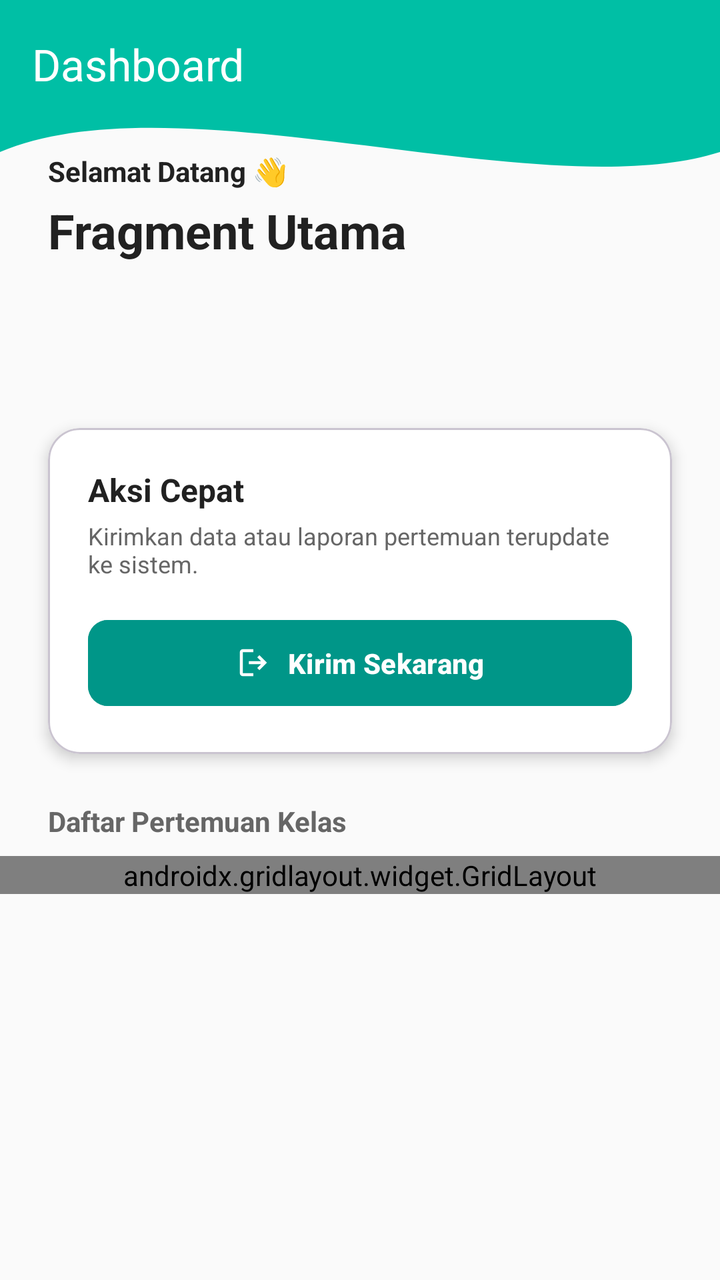
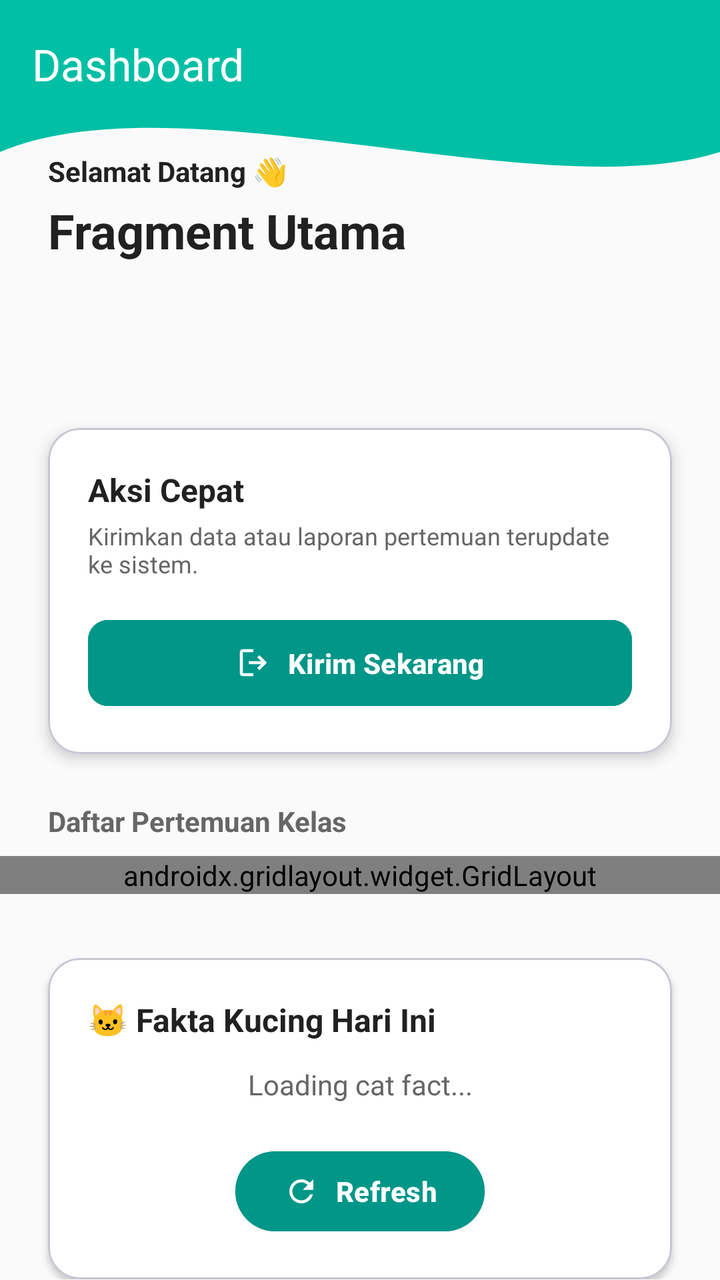

The first picture is an Android layout as it rendered before a commit; the second is the same layout after the commit. The layout source and the unified diff follow.
<!-- AndroidManifest.xml: application theme Theme.AndesiaApps -->
<!-- res/layout/fragment_home.xml -->
<?xml version="1.0" encoding="utf-8"?>
<androidx.constraintlayout.widget.ConstraintLayout
    xmlns:android="http://schemas.android.com/apk/res/android"
    xmlns:app="http://schemas.android.com/apk/res-auto"
    xmlns:tools="http://schemas.android.com/tools"
    android:id="@+id/main"
    android:layout_width="match_parent"
    android:layout_height="match_parent"
    android:background="@color/backgroundColor"
    tools:context=".Home.HomeFragment">

    <View
        android:id="@+id/background_header"
        android:layout_width="0dp"
        android:layout_height="190dp"
        android:background="@drawable/bg_header_wave"
        app:layout_constraintEnd_toEndOf="parent"
        app:layout_constraintStart_toStartOf="parent"
        app:layout_constraintTop_toTopOf="parent"/>

    <androidx.appcompat.widget.Toolbar
        android:id="@+id/toolbar"
        android:layout_width="0dp"
        android:layout_height="?attr/actionBarSize"
        android:background="@android:color/transparent"
        app:layout_constraintEnd_toEndOf="parent"
        app:layout_constraintStart_toStartOf="parent"
        app:layout_constraintTop_toTopOf="parent"
        app:title="Dashboard"
        app:titleTextColor="@color/white" />

    <LinearLayout
        android:id="@+id/headerTextContainer"
        android:layout_width="0dp"
        android:layout_height="wrap_content"
        android:orientation="vertical"
        android:layout_marginHorizontal="24dp"
        android:layout_marginTop="12dp"
        app:layout_constraintTop_toBottomOf="@id/toolbar"
        app:layout_constraintStart_toStartOf="parent"
        app:layout_constraintEnd_toEndOf="parent">

        <TextView
            android:id="@+id/tvWelcome"
            android:layout_width="wrap_content"
            android:layout_height="wrap_content"
            android:text="Selamat Datang 👋"
            android:textColor="@color/black_auth"
            android:textStyle="bold"
            android:textSize="14sp" />

        <TextView
            android:id="@+id/tvHome"
            android:layout_width="wrap_content"
            android:layout_height="wrap_content"
            android:layout_marginTop="4dp"
            android:fontFamily="sans-serif-bold"
            android:text="Fragment Utama"
            android:textColor="@color/black_auth"
            android:textSize="24sp"
            android:textStyle="bold" />
    </LinearLayout>

    <androidx.core.widget.NestedScrollView
        android:layout_width="0dp"
        android:layout_height="0dp"
        android:fillViewport="true"
        android:layout_marginTop="16dp"
        app:layout_constraintBottom_toBottomOf="parent"
        app:layout_constraintEnd_toEndOf="parent"
        app:layout_constraintStart_toStartOf="parent"
        app:layout_constraintTop_toBottomOf="@+id/background_header">

        <LinearLayout
            android:layout_width="match_parent"
            android:layout_height="wrap_content"
            android:orientation="vertical"
            android:paddingBottom="24dp">

            <com.google.android.material.card.MaterialCardView
                android:layout_width="match_parent"
                android:layout_height="wrap_content"
                android:layout_marginHorizontal="24dp"
                android:layout_marginVertical="8dp"
                app:cardCornerRadius="16dp"
                app:cardElevation="4dp"
                app:cardBackgroundColor="@color/surfaceColor">

                <LinearLayout
                    android:layout_width="match_parent"
                    android:layout_height="wrap_content"
                    android:orientation="vertical"
                    android:padding="20dp">

                    <TextView
                        android:layout_width="wrap_content"
                        android:layout_height="wrap_content"
                        android:text="Aksi Cepat"
                        android:textSize="16sp"
                        android:textStyle="bold"
                        android:textColor="@color/textPrimary" />

                    <TextView
                        android:layout_width="wrap_content"
                        android:layout_height="wrap_content"
                        android:layout_marginTop="4dp"
                        android:text="Kirimkan data atau laporan pertemuan terupdate ke sistem."
                        android:textSize="12sp"
                        android:textColor="@color/textSecondary" />

                    <com.google.android.material.button.MaterialButton
                        android:id="@+id/button"
                        android:layout_width="match_parent"
                        android:layout_height="wrap_content"
                        android:layout_marginTop="16dp"
                        android:paddingVertical="12dp"
                        android:text="Kirim Sekarang"
                        android:textSize="14sp"
                        android:textStyle="bold"
                        android:backgroundTint="@color/warna_btn"
                        android:textColor="@color/white"
                        app:cornerRadius="10dp"
                        app:icon="@drawable/ic_login"
                        app:iconGravity="textStart"
                        app:iconPadding="8dp"
                        app:iconTint="@color/white" />
                </LinearLayout>
            </com.google.android.material.card.MaterialCardView>

            <TextView
                android:layout_width="wrap_content"
                android:layout_height="wrap_content"
                android:layout_marginHorizontal="24dp"
                android:layout_marginTop="16dp"
                android:layout_marginBottom="8dp"
                android:text="Daftar Pertemuan Kelas"
                android:textSize="14sp"
                android:textStyle="bold"
                android:textColor="@color/textSecondary" />

            <androidx.gridlayout.widget.GridLayout
                android:layout_width="match_parent"
                android:layout_height="wrap_content"
                android:paddingHorizontal="16dp"
                app:columnCount="2"
                app:alignmentMode="alignBounds"
                app:useDefaultMargins="true">

                <com.google.android.material.button.MaterialButton
                    android:id="@+id/btnToFifth"
                    style="@style/Widget.MaterialComponents.Button.OutlinedButton"
                    android:layout_width="0dp"
                    android:layout_height="wrap_content"
                    android:paddingVertical="16dp"
                    android:text="Pertemuan 5\n(Toolbar)"
                    android:textSize="13sp"
                    android:gravity="center"
                    android:textColor="@color/colorPrimary"
                    app:cornerRadius="14dp"
                    app:icon="@drawable/ic_edit"
                    app:iconGravity="top"
                    app:iconPadding="8dp"
                    app:strokeColor="@color/colorPrimary"
                    app:iconTint="@color/colorPrimary"
                    app:layout_columnWeight="1" />

                <com.google.android.material.button.MaterialButton
                    android:id="@+id/btnToSeventh"
                    style="@style/Widget.MaterialComponents.Button.OutlinedButton"
                    android:layout_width="0dp"
                    android:layout_height="wrap_content"
                    android:paddingVertical="16dp"
                    android:text="Pertemuan 7\n(Lanjutan)"
                    android:textSize="13sp"
                    android:gravity="center"
                    android:textColor="@color/colorPrimary"
                    app:cornerRadius="14dp"
                    app:icon="@drawable/ic_edit"
                    app:iconGravity="top"
                    app:iconPadding="8dp"
                    app:strokeColor="@color/colorPrimary"
                    app:iconTint="@color/colorPrimary"
                    app:layout_columnWeight="1" />

                <com.google.android.material.button.MaterialButton
                    android:id="@+id/btnToNinth"
                    style="@style/Widget.MaterialComponents.Button.OutlinedButton"
                    android:layout_width="0dp"
                    android:layout_height="wrap_content"
                    android:paddingVertical="16dp"
                    android:text="Pertemuan 9\n(Advanced)"
                    android:textSize="13sp"
                    android:gravity="center"
                    android:textColor="@color/colorPrimary"
                    app:cornerRadius="14dp"
                    app:icon="@drawable/ic_edit"
                    app:iconGravity="top"
                    app:iconPadding="8dp"
                    app:strokeColor="@color/colorPrimary"
                    app:iconTint="@color/colorPrimary"
                    app:layout_columnWeight="1" />

                <com.google.android.material.button.MaterialButton
                    android:id="@+id/btnToTenth"
                    style="@style/Widget.MaterialComponents.Button.OutlinedButton"
                    android:layout_width="0dp"
                    android:layout_height="wrap_content"
                    android:paddingVertical="16dp"
                    android:text="Pertemuan 10\n(TabLayout)"
                    android:textSize="13sp"
                    android:gravity="center"
                    android:textColor="@color/colorPrimary"
                    app:cornerRadius="14dp"
                    app:icon="@drawable/ic_edit"
                    app:iconGravity="top"
                    app:iconPadding="8dp"
                    app:strokeColor="@color/colorPrimary"
                    app:iconTint="@color/colorPrimary"
                    app:layout_columnWeight="1" />

            </androidx.gridlayout.widget.GridLayout>

        </LinearLayout>
    </androidx.core.widget.NestedScrollView>

</androidx.constraintlayout.widget.ConstraintLayout>
<!-- resources referenced by this layout -->
<resources>
  <color name="backgroundColor">#FAFAFA</color>
  <color name="black_auth">#212121</color>
  <color name="colorPrimary">#009688</color>
  <color name="surfaceColor">#FFFFFF</color>
  <color name="textPrimary">#212121</color>
  <color name="textSecondary">#666666</color>
  <color name="warna_btn">#009688</color>
  <color name="white">#FFFFFF</color>
  <!-- drawable bg_header_wave (drawable) -->
  <vector xmlns:android="http://schemas.android.com/apk/res/android"
      android:width="100dp"
      android:height="100dp"
      android:viewportWidth="100"
      android:viewportHeight="100">
  
      
      <path
          android:fillColor="@color/colorAccent"
          android:pathData="
              M0,0
              L100,0
              L100,40
              C 75,55
                25,20
                0,40
              Z" />
  </vector>
  <!-- drawable ic_edit (drawable) -->
  <vector xmlns:android="http://schemas.android.com/apk/res/android" android:height="24dp" android:tint="#000000" android:viewportHeight="960" android:viewportWidth="960" android:width="24dp">
        
      <path android:fillColor="@android:color/white" android:pathData="M200,840Q167,840 143.5,816.5Q120,793 120,760L120,200Q120,167 143.5,143.5Q167,120 200,120L557,120L477,200L200,200Q200,200 200,200Q200,200 200,200L200,760Q200,760 200,760Q200,760 200,760L760,760Q760,760 760,760Q760,760 760,760L760,482L840,402L840,760Q840,793 816.5,816.5Q793,840 760,840L200,840ZM480,480Q480,480 480,480Q480,480 480,480L480,480Q480,480 480,480Q480,480 480,480L480,480L480,480L480,480L480,480L480,480L480,480Q480,480 480,480Q480,480 480,480ZM360,600L360,430L727,63Q739,51 754,45Q769,39 784,39Q800,39 814.5,45Q829,51 841,63L897,120Q908,132 914,146.5Q920,161 920,176Q920,191 914.5,205.5Q909,220 897,232L530,600L360,600ZM841,176L841,176L785,120L785,120L841,176ZM440,520L496,520L728,288L700,260L671,232L440,463L440,520ZM700,260L671,232L671,232L700,260L728,288L728,288L700,260Z"/>
      
  </vector>
  <!-- drawable ic_login (drawable) -->
  <vector xmlns:android="http://schemas.android.com/apk/res/android" android:autoMirrored="true" android:height="24dp" android:tint="#000000" android:viewportHeight="960" android:viewportWidth="960" android:width="24dp">
        
      <path android:fillColor="@android:color/white" android:pathData="M200,840Q167,840 143.5,816.5Q120,793 120,760L120,200Q120,167 143.5,143.5Q167,120 200,120L480,120L480,200L200,200Q200,200 200,200Q200,200 200,200L200,760Q200,760 200,760Q200,760 200,760L480,760L480,840L200,840ZM640,680L585,622L687,520L360,520L360,440L687,440L585,338L640,280L840,480L640,680Z"/>
      
  </vector>
  <style name="Theme.AndesiaApps" parent="Base.Theme.AndesiaApps" />
  <color name="colorAccent">#00BFA5</color>
  <style name="Base.Theme.AndesiaApps" parent="Theme.Material3.DayNight.NoActionBar">
          
          
      </style>
</resources>

<!-- the commit's change to res/layout/fragment_home.xml (unified diff, before → after) -->
@@ -9,6 +9,7 @@
     android:background="@color/backgroundColor"
     tools:context=".Home.HomeFragment">
 
+    
     <View
         android:id="@+id/background_header"
         android:layout_width="0dp"
@@ -16,8 +17,9 @@
         android:background="@drawable/bg_header_wave"
         app:layout_constraintEnd_toEndOf="parent"
         app:layout_constraintStart_toStartOf="parent"
-        app:layout_constraintTop_toTopOf="parent"/>
-
+        app:layout_constraintTop_toTopOf="parent" />
+
+    
     <androidx.appcompat.widget.Toolbar
         android:id="@+id/toolbar"
         android:layout_width="0dp"
@@ -29,16 +31,17 @@
         app:title="Dashboard"
         app:titleTextColor="@color/white" />
 
+    
     <LinearLayout
         android:id="@+id/headerTextContainer"
         android:layout_width="0dp"
         android:layout_height="wrap_content"
-        android:orientation="vertical"
         android:layout_marginHorizontal="24dp"
         android:layout_marginTop="12dp"
-        app:layout_constraintTop_toBottomOf="@id/toolbar"
-        app:layout_constraintStart_toStartOf="parent"
-        app:layout_constraintEnd_toEndOf="parent">
+        android:orientation="vertical"
+        app:layout_constraintEnd_toEndOf="parent"
+        app:layout_constraintStart_toStartOf="parent"
+        app:layout_constraintTop_toBottomOf="@id/toolbar">
 
         <TextView
             android:id="@+id/tvWelcome"
@@ -46,8 +49,8 @@
             android:layout_height="wrap_content"
             android:text="Selamat Datang 👋"
             android:textColor="@color/black_auth"
-            android:textStyle="bold"
-            android:textSize="14sp" />
+            android:textSize="14sp"
+            android:textStyle="bold" />
 
         <TextView
             android:id="@+id/tvHome"
@@ -61,11 +64,12 @@
             android:textStyle="bold" />
     </LinearLayout>
 
+    
     <androidx.core.widget.NestedScrollView
         android:layout_width="0dp"
         android:layout_height="0dp"
+        android:layout_marginTop="16dp"
         android:fillViewport="true"
-        android:layout_marginTop="16dp"
         app:layout_constraintBottom_toBottomOf="parent"
         app:layout_constraintEnd_toEndOf="parent"
         app:layout_constraintStart_toStartOf="parent"
@@ -77,14 +81,15 @@
             android:orientation="vertical"
             android:paddingBottom="24dp">
 
+            
             <com.google.android.material.card.MaterialCardView
                 android:layout_width="match_parent"
                 android:layout_height="wrap_content"
                 android:layout_marginHorizontal="24dp"
                 android:layout_marginVertical="8dp"
+                app:cardBackgroundColor="@color/surfaceColor"
                 app:cardCornerRadius="16dp"
-                app:cardElevation="4dp"
-                app:cardBackgroundColor="@color/surfaceColor">
+                app:cardElevation="4dp">
 
                 <LinearLayout
                     android:layout_width="match_parent"
@@ -96,29 +101,29 @@
                         android:layout_width="wrap_content"
                         android:layout_height="wrap_content"
                         android:text="Aksi Cepat"
+                        android:textColor="@color/textPrimary"
                         android:textSize="16sp"
-                        android:textStyle="bold"
-                        android:textColor="@color/textPrimary" />
+                        android:textStyle="bold" />
 
                     <TextView
                         android:layout_width="wrap_content"
                         android:layout_height="wrap_content"
                         android:layout_marginTop="4dp"
                         android:text="Kirimkan data atau laporan pertemuan terupdate ke sistem."
-                        android:textSize="12sp"
-                        android:textColor="@color/textSecondary" />
+                        android:textColor="@color/textSecondary"
+                        android:textSize="12sp" />
 
                     <com.google.android.material.button.MaterialButton
                         android:id="@+id/button"
                         android:layout_width="match_parent"
                         android:layout_height="wrap_content"
                         android:layout_marginTop="16dp"
+                        android:backgroundTint="@color/warna_btn"
                         android:paddingVertical="12dp"
                         android:text="Kirim Sekarang"
+                        android:textColor="@color/white"
                         android:textSize="14sp"
                         android:textStyle="bold"
-                        android:backgroundTint="@color/warna_btn"
-                        android:textColor="@color/white"
                         app:cornerRadius="10dp"
                         app:icon="@drawable/ic_login"
                         app:iconGravity="textStart"
@@ -127,6 +132,7 @@
                 </LinearLayout>
             </com.google.android.material.card.MaterialCardView>
 
+            
             <TextView
                 android:layout_width="wrap_content"
                 android:layout_height="wrap_content"
@@ -134,16 +140,17 @@
                 android:layout_marginTop="16dp"
                 android:layout_marginBottom="8dp"
                 android:text="Daftar Pertemuan Kelas"
+                android:textColor="@color/textSecondary"
                 android:textSize="14sp"
-                android:textStyle="bold"
-                android:textColor="@color/textSecondary" />
-
+                android:textStyle="bold" />
+
+            
             <androidx.gridlayout.widget.GridLayout
                 android:layout_width="match_parent"
                 android:layout_height="wrap_content"
                 android:paddingHorizontal="16dp"
+                app:alignmentMode="alignBounds"
                 app:columnCount="2"
-                app:alignmentMode="alignBounds"
                 app:useDefaultMargins="true">
 
                 <com.google.android.material.button.MaterialButton
@@ -151,76 +158,134 @@
                     style="@style/Widget.MaterialComponents.Button.OutlinedButton"
                     android:layout_width="0dp"
                     android:layout_height="wrap_content"
+                    android:gravity="center"
                     android:paddingVertical="16dp"
                     android:text="Pertemuan 5\n(Toolbar)"
-                    android:textSize="13sp"
-                    android:gravity="center"
-                    android:textColor="@color/colorPrimary"
-                    app:cornerRadius="14dp"
-                    app:icon="@drawable/ic_edit"
-                    app:iconGravity="top"
-                    app:iconPadding="8dp"
-                    app:strokeColor="@color/colorPrimary"
-                    app:iconTint="@color/colorPrimary"
-                    app:layout_columnWeight="1" />
+                    android:textColor="@color/colorPrimary"
+                    android:textSize="13sp"
+                    app:cornerRadius="14dp"
+                    app:icon="@drawable/ic_edit"
+                    app:iconGravity="top"
+                    app:iconPadding="8dp"
+                    app:iconTint="@color/colorPrimary"
+                    app:layout_columnWeight="1"
+                    app:strokeColor="@color/colorPrimary" />
 
                 <com.google.android.material.button.MaterialButton
                     android:id="@+id/btnToSeventh"
                     style="@style/Widget.MaterialComponents.Button.OutlinedButton"
                     android:layout_width="0dp"
                     android:layout_height="wrap_content"
+                    android:gravity="center"
                     android:paddingVertical="16dp"
                     android:text="Pertemuan 7\n(Lanjutan)"
-                    android:textSize="13sp"
-                    android:gravity="center"
-                    android:textColor="@color/colorPrimary"
-                    app:cornerRadius="14dp"
-                    app:icon="@drawable/ic_edit"
-                    app:iconGravity="top"
-                    app:iconPadding="8dp"
-                    app:strokeColor="@color/colorPrimary"
-                    app:iconTint="@color/colorPrimary"
-                    app:layout_columnWeight="1" />
+                    android:textColor="@color/colorPrimary"
+                    android:textSize="13sp"
+                    app:cornerRadius="14dp"
+                    app:icon="@drawable/ic_edit"
+                    app:iconGravity="top"
+                    app:iconPadding="8dp"
+                    app:iconTint="@color/colorPrimary"
+                    app:layout_columnWeight="1"
+                    app:strokeColor="@color/colorPrimary" />
 
                 <com.google.android.material.button.MaterialButton
                     android:id="@+id/btnToNinth"
                     style="@style/Widget.MaterialComponents.Button.OutlinedButton"
                     android:layout_width="0dp"
                     android:layout_height="wrap_content"
+                    android:gravity="center"
                     android:paddingVertical="16dp"
                     android:text="Pertemuan 9\n(Advanced)"
-                    android:textSize="13sp"
-                    android:gravity="center"
-                    android:textColor="@color/colorPrimary"
-                    app:cornerRadius="14dp"
-                    app:icon="@drawable/ic_edit"
-                    app:iconGravity="top"
-                    app:iconPadding="8dp"
-                    app:strokeColor="@color/colorPrimary"
-                    app:iconTint="@color/colorPrimary"
-                    app:layout_columnWeight="1" />
+                    android:textColor="@color/colorPrimary"
+                    android:textSize="13sp"
+                    app:cornerRadius="14dp"
+                    app:icon="@drawable/ic_edit"
+                    app:iconGravity="top"
+                    app:iconPadding="8dp"
+                    app:iconTint="@color/colorPrimary"
+                    app:layout_columnWeight="1"
+                    app:strokeColor="@color/colorPrimary" />
 
                 <com.google.android.material.button.MaterialButton
                     android:id="@+id/btnToTenth"
                     style="@style/Widget.MaterialComponents.Button.OutlinedButton"
                     android:layout_width="0dp"
                     android:layout_height="wrap_content"
+                    android:gravity="center"
                     android:paddingVertical="16dp"
                     android:text="Pertemuan 10\n(TabLayout)"
-                    android:textSize="13sp"
-                    android:gravity="center"
-                    android:textColor="@color/colorPrimary"
-                    app:cornerRadius="14dp"
-                    app:icon="@drawable/ic_edit"
-                    app:iconGravity="top"
-                    app:iconPadding="8dp"
-                    app:strokeColor="@color/colorPrimary"
-                    app:iconTint="@color/colorPrimary"
-                    app:layout_columnWeight="1" />
+                    android:textColor="@color/colorPrimary"
+                    android:textSize="13sp"
+                    app:cornerRadius="14dp"
+                    app:icon="@drawable/ic_edit"
+                    app:iconGravity="top"
+                    app:iconPadding="8dp"
+                    app:iconTint="@color/colorPrimary"
+                    app:layout_columnWeight="1"
+                    app:strokeColor="@color/colorPrimary" />
 
             </androidx.gridlayout.widget.GridLayout>
 
+            
+            <com.google.android.material.card.MaterialCardView
+                android:layout_width="match_parent"
+                android:layout_height="wrap_content"
+                android:layout_marginHorizontal="24dp"
+                android:layout_marginTop="32dp"
+                app:cardBackgroundColor="@color/surfaceColor"
+                app:cardCornerRadius="16dp"
+                app:cardElevation="2dp">
+
+                <LinearLayout
+                    android:layout_width="match_parent"
+                    android:layout_height="wrap_content"
+                    android:orientation="vertical"
+                    android:padding="20dp">
+
+                    <TextView
+                        android:layout_width="wrap_content"
+                        android:layout_height="wrap_content"
+                        android:text="🐱 Fakta Kucing Hari Ini"
+                        android:textColor="@color/textPrimary"
+                        android:textSize="16sp"
+                        android:textStyle="bold" />
+
+                    <TextView
+                        android:id="@+id/tvCatFact"
+                        android:layout_width="match_parent"
+                        android:layout_height="wrap_content"
+                        android:layout_marginTop="12dp"
+                        android:gravity="center"
+                        android:text="Loading cat fact..."
+                        android:textAlignment="center"
+                        android:textColor="@color/textSecondary"
+                        android:textSize="14sp"
+                        android:lineSpacingExtra="4dp" />
+
+                    <com.google.android.material.button.MaterialButton
+                        android:id="@+id/btnRefresh"
+                        android:layout_width="wrap_content"
+                        android:layout_height="wrap_content"
+                        android:layout_gravity="center"
+                        android:layout_marginTop="20dp"
+                        android:backgroundTint="@color/warna_btn"
+                        android:paddingVertical="10dp"
+                        android:paddingHorizontal="24dp"
+                        android:text="Refresh"
+                        android:textColor="@color/white"
+                        android:textSize="14sp"
+                        android:textStyle="bold"
+                        app:cornerRadius="25dp"
+                        app:icon="@drawable/ic_refresh"
+                        app:iconGravity="textStart"
+                        app:iconPadding="8dp"
+                        app:iconTint="@color/white" />
+                </LinearLayout>
+            </com.google.android.material.card.MaterialCardView>
+
         </LinearLayout>
+
     </androidx.core.widget.NestedScrollView>
 
 </androidx.constraintlayout.widget.ConstraintLayout>
<!-- resource entries referenced after the edit -->
@@ -39,6 +39,16 @@
       <path android:fillColor="@android:color/white" android:pathData="M200,840Q167,840 143.5,816.5Q120,793 120,760L120,200Q120,167 143.5,143.5Q167,120 200,120L480,120L480,200L200,200Q200,200 200,200Q200,200 200,200L200,760Q200,760 200,760Q200,760 200,760L480,760L480,840L200,840ZM640,680L585,622L687,520L360,520L360,440L687,440L585,338L640,280L840,480L640,680Z"/>
       
   </vector>
+  <!-- drawable ic_refresh (drawable) -->
+  <vector xmlns:android="http://schemas.android.com/apk/res/android"
+      android:width="24dp"
+      android:height="24dp"
+      android:viewportWidth="24"
+      android:viewportHeight="24">
+      <path
+          android:fillColor="#FFFFFF"
+          android:pathData="M17.65,6.35C16.2,4.9 14.21,4 12,4c-4.42,0 -7.99,3.58 -7.99,8s3.57,8 7.99,8c3.73,0 6.84,-2.55 7.73,-6h-2.08c-0.82,2.33 -3.04,4 -5.65,4 -3.31,0 -6,-2.69 -6,-6s2.69,-6 6,-6c1.66,0 3.14,0.69 4.22,1.78L13,11h7V4l-2.35,2.35z"/>
+  </vector>
   <style name="Theme.AndesiaApps" parent="Base.Theme.AndesiaApps" />
   <color name="colorAccent">#00BFA5</color>
   <style name="Base.Theme.AndesiaApps" parent="Theme.Material3.DayNight.NoActionBar">
